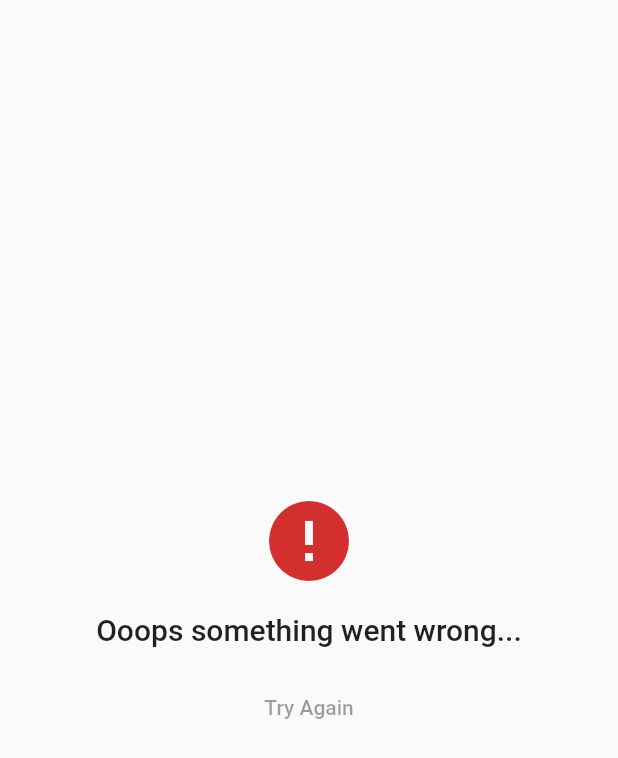
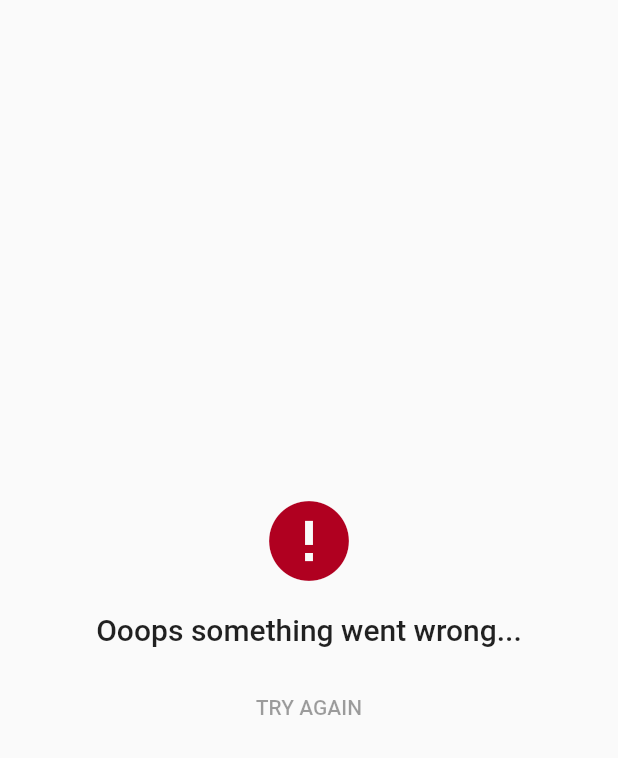
Before and after one commit to klisiewicz/it-jobs, a Flutter app: the ErrorPage widget shown alone on an empty page, opened directly, on a phone screen of 412 x 824 dp. Shown: the top 758 px of the screen. Run offline on Flutter 3.47's test engine with Material 2 defaults, Android fonts, the phone set to English and light mode, and no system bars; our stand-ins replace equatable, get_it, graphql; missing offline and left inert: flutter_bloc_patterns.

Commit message:
Fixed deprecated components.

```diff
--- a/lib/src/it_jobs_app.dart
+++ b/lib/src/it_jobs_app.dart
@@ -8,7 +8,9 @@ class ItJobsApp extends StatelessWidget {
       title: 'IT Jobs',
       theme: ThemeData(
         primarySwatch: Colors.indigo,
-        accentColor: Colors.pink,
+        colorScheme: const ColorScheme.light(
+          secondary: Colors.pink,
+        ),
       ),
       home: const JobsPage(),
     );
--- a/lib/src/view/ui/common/error_page.dart
+++ b/lib/src/view/ui/common/error_page.dart
@@ -16,7 +16,11 @@ class ErrorPage extends StatelessWidget {
       child: Column(
         mainAxisAlignment: MainAxisAlignment.center,
         children: <Widget>[
-          Icon(Icons.error, size: 64, color: Theme.of(context).errorColor),
+          Icon(
+            Icons.error,
+            size: 64,
+            color: Theme.of(context).errorColor,
+          ),
           const SizedBox(height: 16),
           Text(
             'Ooops something went wrong...',
@@ -24,10 +28,10 @@ class ErrorPage extends StatelessWidget {
             style: Theme.of(context).textTheme.headline6,
           ),
           const SizedBox(height: 16),
-          FlatButton(
+          TextButton(
             key: refreshButton,
             onPressed: onRetry,
-            child: const Text('Try Again'),
+            child: const Text('TRY AGAIN'),
           )
         ],
       ),
```
